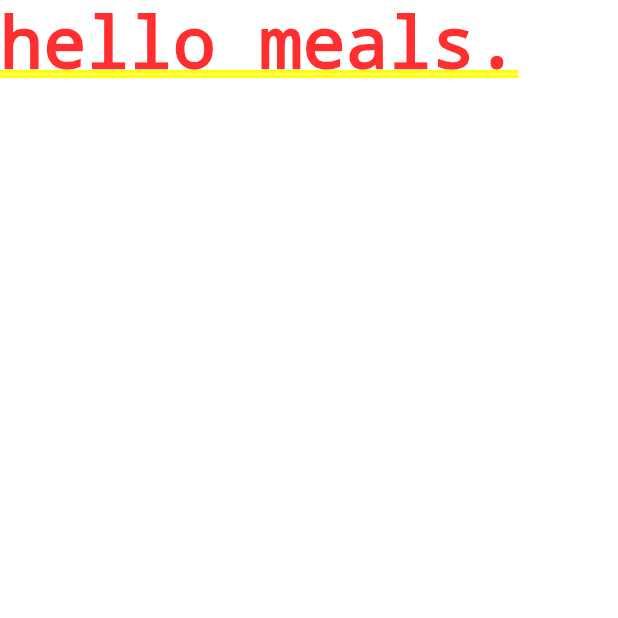
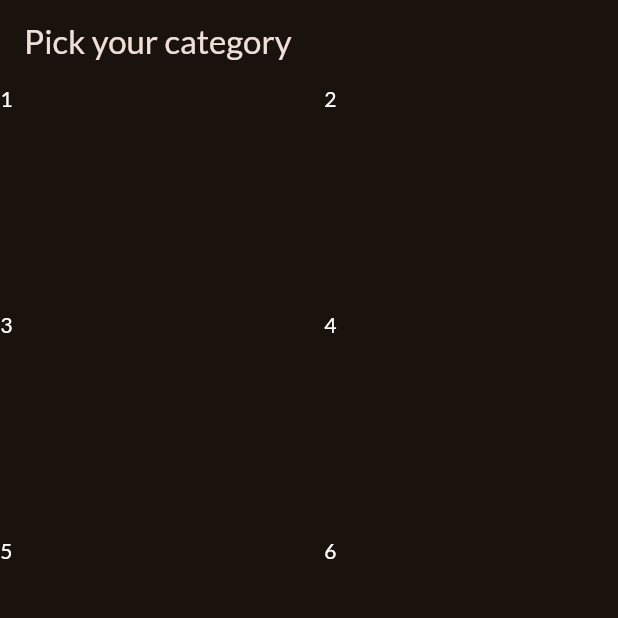
Before and after one commit to lightrao/fdtcg_multi_screen_navigating_meals_app, a Flutter app: the screen it shows after launch, on a phone screen of 412 x 824 dp, the top half of it. Run offline on Flutter 3.47's test engine with Material 3 defaults, Android fonts, the phone set to English and light mode, and no system bars; our stand-ins replace google_fonts.

Commit message:
Using a GridView

```diff
--- /dev/null
+++ b/lib/categories.dart
@@ -0,0 +1,62 @@
+import 'package:flutter/material.dart';
+
+class CategoriesScreen extends StatelessWidget {
+  const CategoriesScreen({super.key});
+
+  @override
+  Widget build(BuildContext context) {
+    return Scaffold(
+      appBar: AppBar(
+        title: const Text(
+          'Pick your category',
+        ),
+      ),
+      body: GridView(
+        gridDelegate: const SliverGridDelegateWithFixedCrossAxisCount(
+          crossAxisCount: 2,
+          childAspectRatio: 3 / 2, // width / height
+          crossAxisSpacing: 20,
+          mainAxisSpacing: 20,
+        ),
+        children: const [
+          Text(
+            '1',
+            style: TextStyle(
+              color: Colors.white,
+            ),
+          ),
+          Text(
+            '2',
+            style: TextStyle(
+              color: Colors.white,
+            ),
+          ),
+          Text(
+            '3',
+            style: TextStyle(
+              color: Colors.white,
+            ),
+          ),
+          Text(
+            '4',
+            style: TextStyle(
+              color: Colors.white,
+            ),
+          ),
+          Text(
+            '5',
+            style: TextStyle(
+              color: Colors.white,
+            ),
+          ),
+          Text(
+            '6',
+            style: TextStyle(
+              color: Colors.white,
+            ),
+          ),
+        ],
+      ),
+    );
+  }
+}
--- a/lib/main.dart
+++ b/lib/main.dart
@@ -1,3 +1,4 @@
+import 'package:fdtcg_multi_screen_navigating_meals_app/categories.dart';
 import 'package:flutter/material.dart';
 
 import 'package:google_fonts/google_fonts.dart';
@@ -22,9 +23,7 @@ class App extends StatelessWidget {
   Widget build(BuildContext context) {
     return MaterialApp(
       theme: theme,
-      home: Text(
-        'hello meals.',
-      ), // Todo ...,
+      home: const CategoriesScreen(),
     );
   }
 }
```
